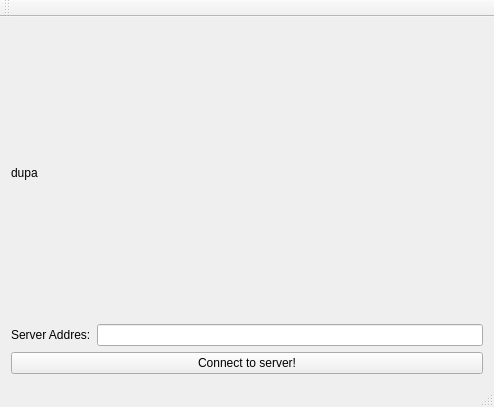
capturcus/sos, file sos-qtslave/sosslave.ui: the form before one commit.
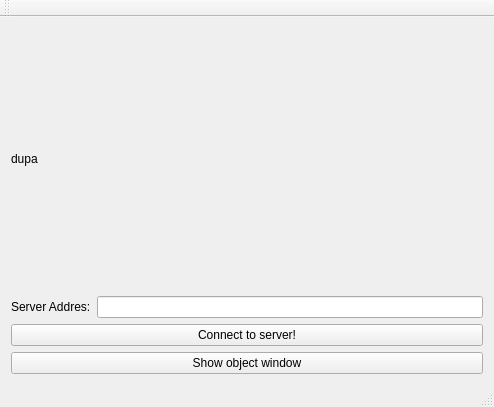
The form after the commit.

Commit message: added window expansion feature in slave

```diff
--- a/sos-qtslave/sosslave.ui
+++ b/sos-qtslave/sosslave.ui
@@ -51,6 +51,13 @@
         </property>
        </widget>
       </item>
+      <item>
+       <widget class="QPushButton" name="showObjectWindowButton">
+        <property name="text">
+         <string>Show object window</string>
+        </property>
+       </widget>
+      </item>
      </layout>
     </item>
    </layout>
```
The commit also changes 5 other files.
